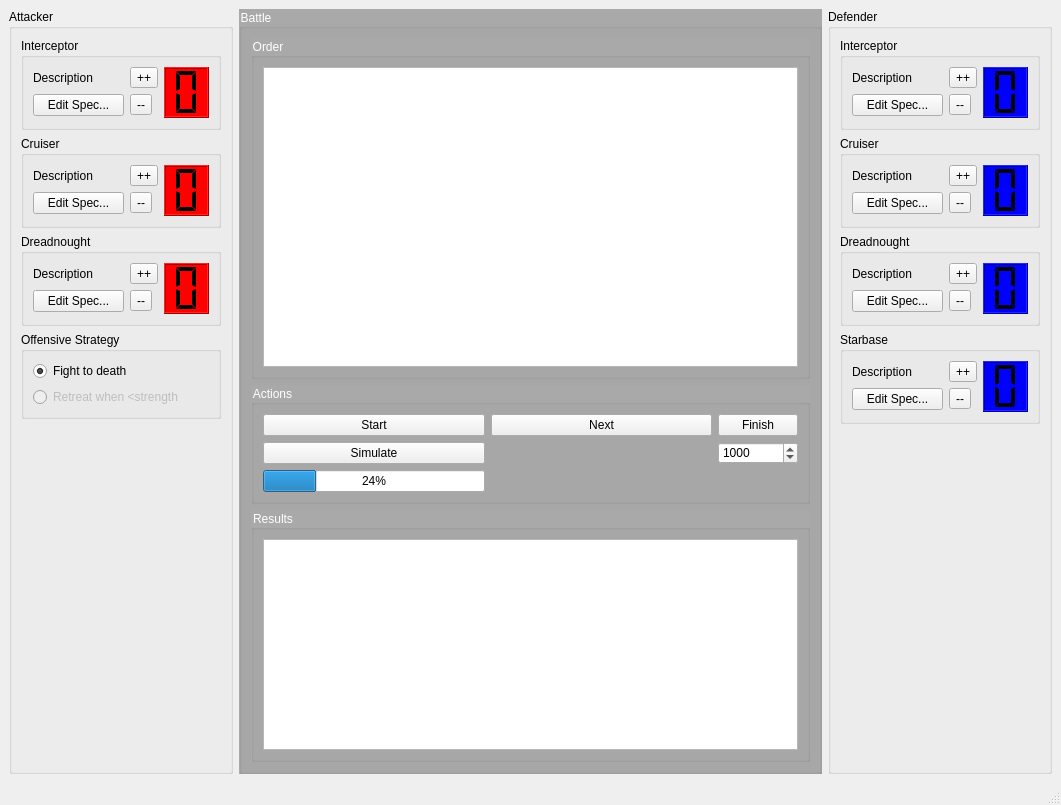
danielcwhite/eclipse-simulator, file EclipseSimulator/EclipseSimulatorMainWindow.ui: the form before one commit.
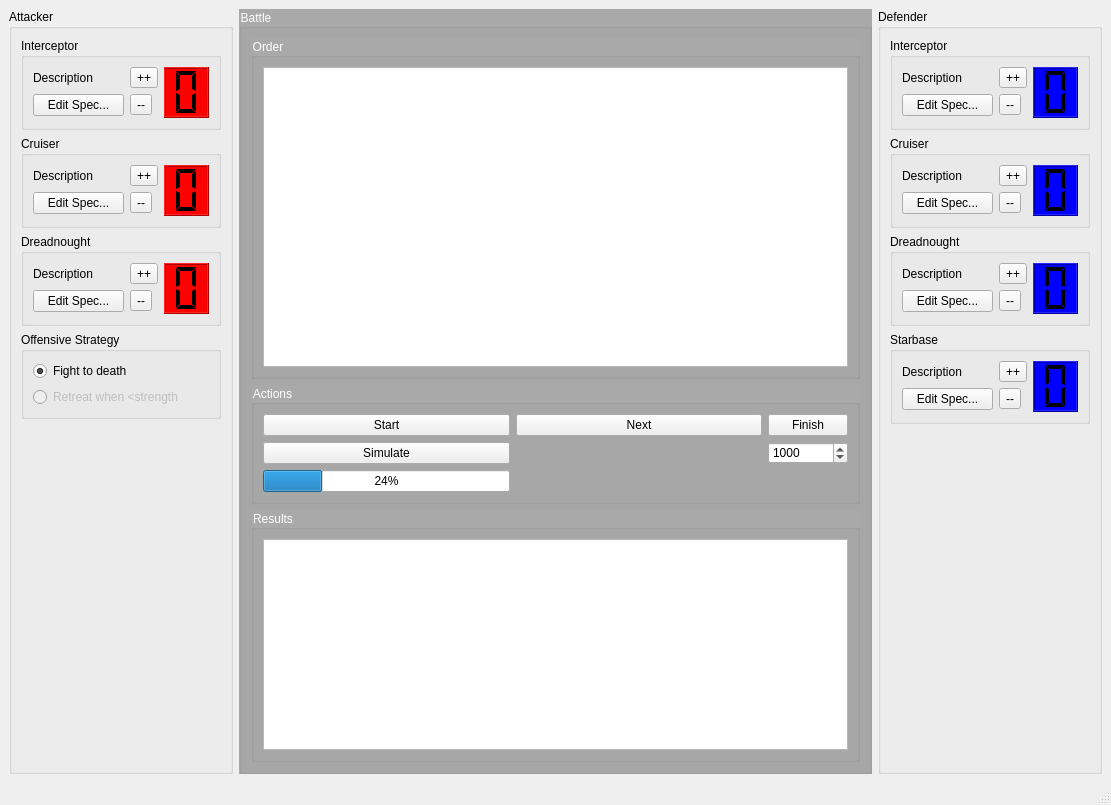
The form after the commit.

Commit message: Battle step-through works, in text form

The edit to the form file:
```diff
--- a/EclipseSimulator/EclipseSimulatorMainWindow.ui
+++ b/EclipseSimulator/EclipseSimulatorMainWindow.ui
@@ -6,7 +6,7 @@
    <rect>
     <x>0</x>
     <y>0</y>
-    <width>1061</width>
+    <width>1111</width>
     <height>805</height>
    </rect>
   </property>
```
Left out of the diff: 2 changed lines with no effect on the pictures. The commit also changes 5 other files.
